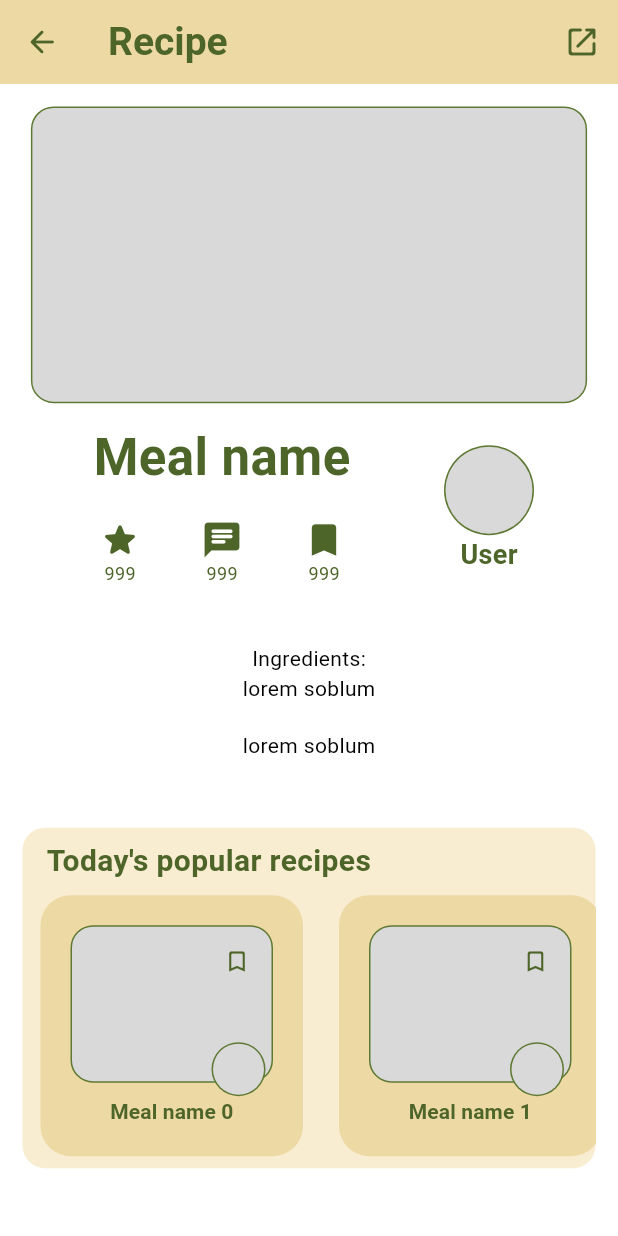
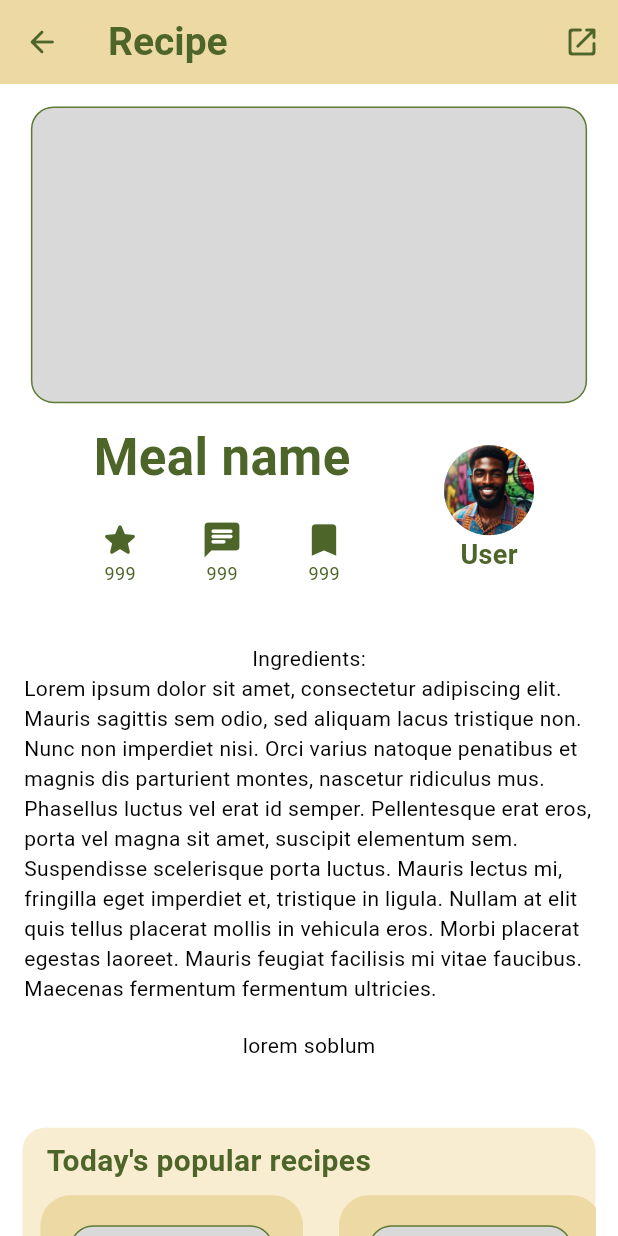
Before and after one commit to MealStock/mealstock, a Flutter app: the RecipeScreen screen opened by its route, on a phone screen of 412 x 824 dp. Run offline on Flutter 3.47's test engine with Material 3 defaults, Android fonts, the phone set to English and light mode, and no system bars; our stand-ins replace firebase_analytics, firebase_auth, firebase_core, firebase_crashlytics, flutter_markdown, google_sign_in; accounts and stored records are empty.

Commit message:
importing images and testing them

```diff
--- a/lib/screens/recipe_screen.dart
+++ b/lib/screens/recipe_screen.dart
@@ -146,16 +146,26 @@ class _MyWidgetState extends State<RecipeScreen> {
                   ),
                 ],
               ),
-              const Column(
+              Column(
                 mainAxisAlignment: MainAxisAlignment.spaceBetween,
                 children: [
-                  CircleAvatar(
-                    radius: 30,
-                    backgroundColor: Color(0xff5e7933),
-                    child: CircleAvatar(
-                      radius: 29,
-                      backgroundColor: Color(0xffd9d9d9),
-                      child: Text(""),
+                  Container(
+                    width: 60, // Diameter of the outer circle
+                    height: 60,
+                    decoration: BoxDecoration(
+                      color: Color(0xff5e7933),
+                      shape: BoxShape.circle,
+                    ),
+                    child: ClipOval(
+                      child: Container(
+                        width: 58, // Diameter of the inner circle
+                        height: 58,
+                        color: Color(0xffd9d9d9),
+                        child: Image.asset(
+                          "images/Stanley.jpg", // Replace with your asset image path
+                          fit: BoxFit.cover,
+                        ),
+                      ),
                     ),
                   ),
                   Text(
@@ -177,7 +187,11 @@ class _MyWidgetState extends State<RecipeScreen> {
             child: Column(
               children: [
                 Text("Ingredients:"),
-                Text("lorem soblum"),
+                Padding(
+                  padding: EdgeInsets.symmetric(horizontal: 16),
+                  child: Text(
+                      "Lorem ipsum dolor sit amet, consectetur adipiscing elit. Mauris sagittis sem odio, sed aliquam lacus tristique non. Nunc non imperdiet nisi. Orci varius natoque penatibus et magnis dis parturient montes, nascetur ridiculus mus. Phasellus luctus vel erat id semper. Pellentesque erat eros, porta vel magna sit amet, suscipit elementum sem. Suspendisse scelerisque porta luctus. Mauris lectus mi, fringilla eget imperdiet et, tristique in ligula. Nullam at elit quis tellus placerat mollis in vehicula eros. Morbi placerat egestas laoreet. Mauris feugiat facilisis mi vitae faucibus. Maecenas fermentum fermentum ultricies."),
+                ),
               ],
             ),
           ),
--- a/pubspec.yaml
+++ b/pubspec.yaml
@@ -74,6 +74,12 @@ flutter:
     - images/logo_full.png
     - images/logo_rbg.png
     - images/google.png
+    - images/Stanley.jpg
+    - images/butterchicken.jpeg
+    - images/ribeyesteak.jpeg
+    - images/spaghetti.JPG
+    - images/pizza.jpeg
+    - images/fishandchips.jpg
 
   # An image asset can refer to one or more resolution-specific "variants", see
   # https://flutter.dev/assets-and-images/#resolution-aware
```
Also changed, not shown: images/Richard.jpg (added), images/Stanley.jpg (added), images/butterchicken.jpeg (added), images/fishandchips.jpg (added), images/pizza.jpeg (added), images/ribeyesteak.jpeg (added), images/spaghetti.JPG (added), pubspec.lock.
